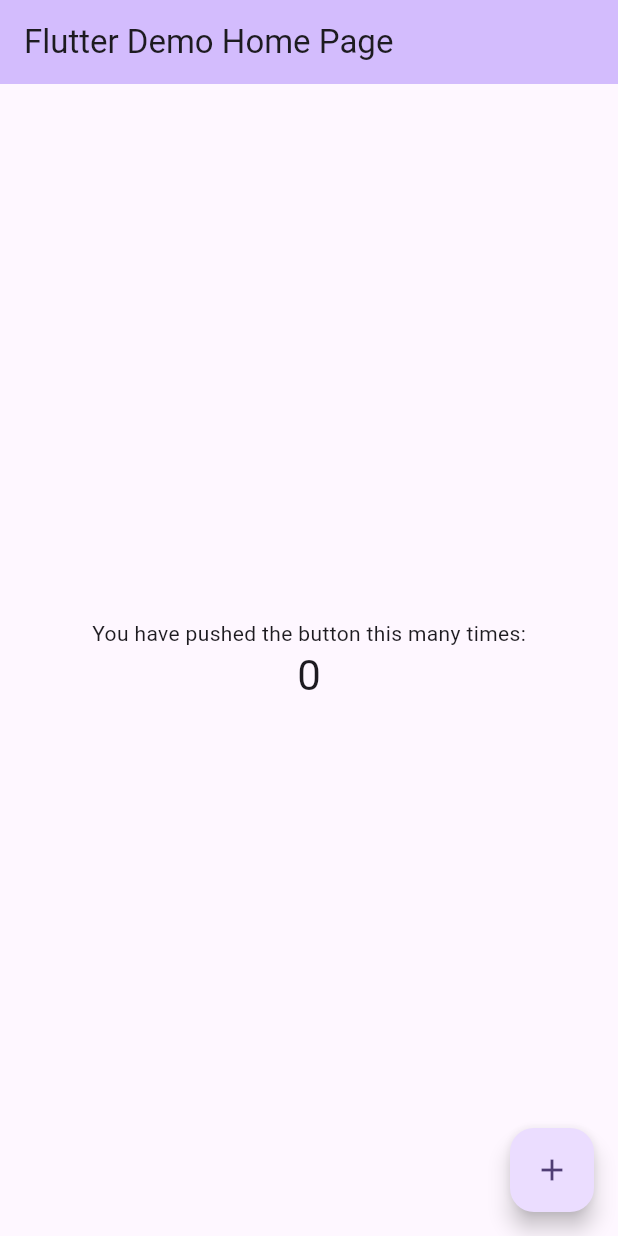
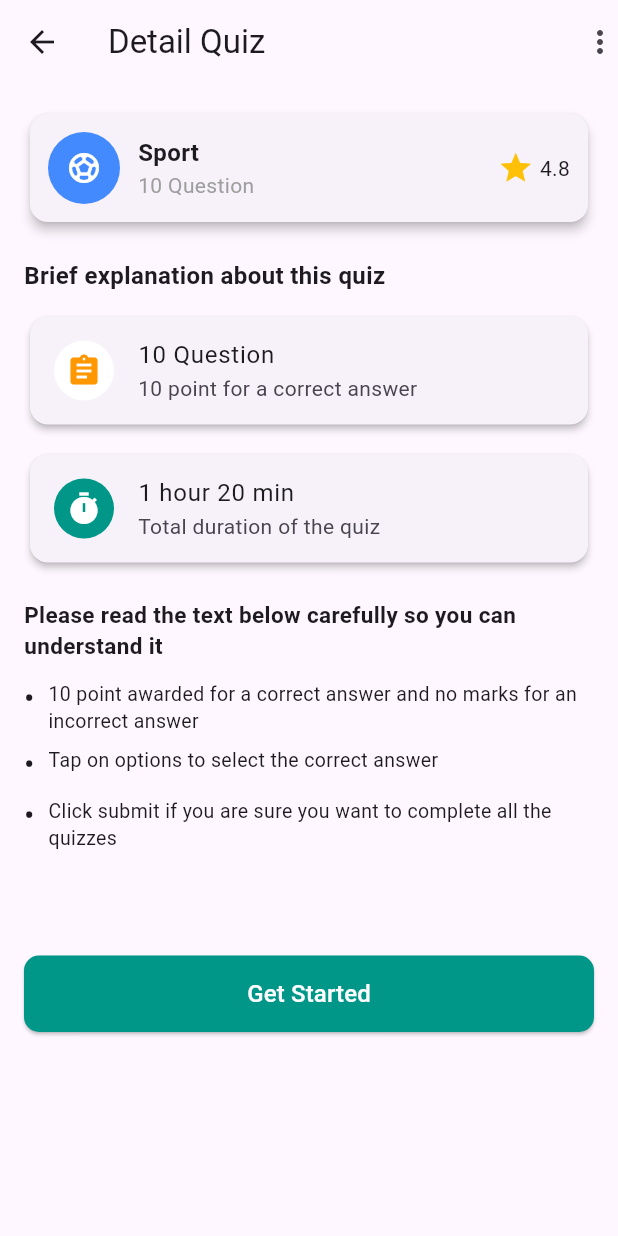
Before and after one commit to faizakiran6357/quiz-app, a Flutter app: the screen it shows after launch, on a phone screen of 412 x 824 dp. Run offline on Flutter 3.47's test engine with Material 3 defaults, Android fonts, the phone set to English and light mode, and no system bars.

Commit message:
Added Detail Quiz screen UI

```diff
--- /dev/null
+++ b/lib/Detail _Screen.dart
@@ -0,0 +1,188 @@
+import 'package:flutter/material.dart';
+
+class DetailScreen extends StatelessWidget {
+  const DetailScreen({super.key});
+
+  @override
+  Widget build(BuildContext context) {
+    return Scaffold(
+      appBar: AppBar(
+        title:  Text("Detail Quiz"),
+        leading: IconButton(
+          icon:  Icon(Icons.arrow_back),
+          onPressed: () {
+            Navigator.pop(context);
+          },
+        ),
+        actions:[
+          Icon(Icons.more_vert),
+        ],
+      ),
+      body: SingleChildScrollView(
+        padding: EdgeInsets.all(16.0),
+        child: Column(
+          crossAxisAlignment: CrossAxisAlignment.start,
+          children: [
+            Card(
+              shape: RoundedRectangleBorder(
+                  borderRadius: BorderRadius.circular(12)),
+              elevation: 3,
+              child: Padding(
+                padding: const EdgeInsets.all(12),
+                child: Row(
+                  mainAxisAlignment: MainAxisAlignment.spaceBetween,
+                  children: [
+                    Row(
+                      children: [
+                         CircleAvatar(
+                          radius: 24,
+                          backgroundColor: Colors.blueAccent,
+                          child: Icon(Icons.sports_soccer, color: Colors.white),
+                        ),
+                         SizedBox(width: 12),
+                        Column(
+                          crossAxisAlignment: CrossAxisAlignment.start,
+                          children: [
+                            Text("Sport",
+                                style: TextStyle(
+                                    fontSize: 16, fontWeight: FontWeight.bold)),
+                            Text("10 Question",
+                                style: TextStyle(color: Colors.grey)),
+                          ],
+                        ),
+                      ],
+                    ),
+                    Row(
+                      children: [
+                        Icon(Icons.star, color: Colors.amber),
+                        SizedBox(width: 4),
+                        Text("4.8"),
+                      ],
+                    ),
+                  ],
+                ),
+              ),
+            ),
+
+            SizedBox(height: 20),
+            Text(
+              "Brief explanation about this quiz",
+              style: TextStyle(fontSize: 16, fontWeight: FontWeight.bold),
+            ),
+             SizedBox(height: 12),
+
+            Card(
+              shape: RoundedRectangleBorder(
+                  borderRadius: BorderRadius.circular(12)),
+              elevation: 2,
+              child: ListTile(
+                leading: CircleAvatar(
+                  backgroundColor: Colors.white,
+                  child: Icon(Icons.assignment, color: Colors.orange),
+                ),
+                title:  Text("10 Question"),
+                subtitle:  Text("10 point for a correct answer"),
+              ),
+            ),
+
+             SizedBox(height: 12),
+
+            Card(
+              shape: RoundedRectangleBorder(
+                  borderRadius: BorderRadius.circular(12)),
+              elevation: 2,
+              child: ListTile(
+                leading: CircleAvatar(
+                  backgroundColor: Colors.teal,
+                  child: Icon(Icons.timer, color: Colors.white),
+                ),
+                title: Text("1 hour 20 min"),
+                subtitle: Text("Total duration of the quiz"),
+              ),
+            ),
+
+             SizedBox(height: 20),
+
+     // instructions text
+       Column(
+  crossAxisAlignment: CrossAxisAlignment.start,
+  children: [
+     Text(
+      "Please read the text below carefully so you can understand it",
+      style: TextStyle(fontWeight: FontWeight.bold, fontSize: 15),
+    ),
+      SizedBox(height: 12),
+
+    //First point
+    Row(
+      crossAxisAlignment: CrossAxisAlignment.start,
+      children:[
+        Text("•  ", style: TextStyle(fontSize: 18, fontWeight: FontWeight.bold)),
+        Expanded(
+          child: Text(
+            "10 point awarded for a correct answer and no marks for an incorrect answer",
+            style: TextStyle(fontSize: 13, height: 1.4),
+          ),
+        ),
+      ],
+    ),
+    SizedBox(height: 8),
+
+    //Second point
+    Row(
+      crossAxisAlignment: CrossAxisAlignment.start,
+      children:[
+        Text("•  ", style: TextStyle(fontSize: 18, fontWeight: FontWeight.bold)),
+        Expanded(
+          child: Text(
+            "Tap on options to select the correct answer",
+            style: TextStyle(fontSize: 13, height: 1.4),
+          ),
+        ),
+      ],
+    ),
+    SizedBox(height: 8),
+
+    //Third point
+    Row(
+      crossAxisAlignment: CrossAxisAlignment.start,
+      children:[
+        Text("•  ", style: TextStyle(fontSize: 18, fontWeight: FontWeight.bold)),
+        Expanded(
+          child: Text(
+            "Click submit if you are sure you want to complete all the quizzes",
+            style: TextStyle(fontSize: 13, height: 1.4),
+          ),
+        ),
+      ],
+    ),
+  ],
+),
+      SizedBox(height: 70),
+
+            // Button
+            SizedBox(
+              width: double.infinity,
+              child: ElevatedButton(
+                onPressed: () {
+
+                },
+                style: ElevatedButton.styleFrom(
+                  backgroundColor: Colors.teal,
+                  padding: EdgeInsets.symmetric(vertical: 14),
+                  shape: RoundedRectangleBorder(
+                    borderRadius: BorderRadius.circular(10),
+                  ),
+                ),
+                child:Text(
+                  "Get Started",
+                  style: TextStyle(fontSize: 16, color: Colors.white),
+                ),
+              ),
+            ),
+          ],
+        ),
+      ),
+    );
+  }
+}
--- a/lib/main.dart
+++ b/lib/main.dart
@@ -1,4 +1,6 @@
 import 'package:flutter/material.dart';
+import 'package:quiz_app/Detail%20_Screen.dart';
+
 
 void main() {
   runApp(const MyApp());
@@ -7,116 +9,12 @@ void main() {
 class MyApp extends StatelessWidget {
   const MyApp({super.key});
 
-  // This widget is the root of your application.
   @override
   Widget build(BuildContext context) {
     return MaterialApp(
-      title: 'Flutter Demo',
-      theme: ThemeData(
-        // This is the theme of your application.
-        //
-        // TRY THIS: Try running your application with "flutter run". You'll see
-        // the application has a purple toolbar. Then, without quitting the app,
-        // try changing the seedColor in the colorScheme below to Colors.green
-        // and then invoke "hot reload" (save your changes or press the "hot
-        // reload" button in a Flutter-supported IDE, or press "r" if you used
-        // the command line to start the app).
-        //
-        // Notice that the counter didn't reset back to zero; the application
-        // state is not lost during the reload. To reset the state, use hot
-        // restart instead.
-        //
-        // This works for code too, not just values: Most code changes can be
-        // tested with just a hot reload.
-        colorScheme: ColorScheme.fromSeed(seedColor: Colors.deepPurple),
-      ),
-      home: const MyHomePage(title: 'Flutter Demo Home Page'),
+      debugShowCheckedModeBanner: false,
+      title: 'Quiz App',
+      home: const DetailScreen()
     );
   }
 }
-
-class MyHomePage extends StatefulWidget {
-  const MyHomePage({super.key, required this.title});
-
-  // This widget is the home page of your application. It is stateful, meaning
-  // that it has a State object (defined below) that contains fields that affect
-  // how it looks.
-
-  // This class is the configuration for the state. It holds the values (in this
-  // case the title) provided by the parent (in this case the App widget) and
-  // used by the build method of the State. Fields in a Widget subclass are
-  // always marked "final".
-
-  final String title;
-
-  @override
-  State<MyHomePage> createState() => _MyHomePageState();
-}
-
-class _MyHomePageState extends State<MyHomePage> {
-  int _counter = 0;
-
-  void _incrementCounter() {
-    setState(() {
-      // This call to setState tells the Flutter framework that something has
-      // changed in this State, which causes it to rerun the build method below
-      // so that the display can reflect the updated values. If we changed
-      // _counter without calling setState(), then the build method would not be
-      // called again, and so nothing would appear to happen.
-      _counter++;
-    });
-  }
-
-  @override
-  Widget build(BuildContext context) {
-    // This method is rerun every time setState is called, for instance as done
-    // by the _incrementCounter method above.
-    //
-    // The Flutter framework has been optimized to make rerunning build methods
-    // fast, so that you can just rebuild anything that needs updating rather
-    // than having to individually change instances of widgets.
-    return Scaffold(
-      appBar: AppBar(
-        // TRY THIS: Try changing the color here to a specific color (to
-        // Colors.amber, perhaps?) and trigger a hot reload to see the AppBar
-        // change color while the other colors stay the same.
-        backgroundColor: Theme.of(context).colorScheme.inversePrimary,
-        // Here we take the value from the MyHomePage object that was created by
-        // the App.build method, and use it to set our appbar title.
-        title: Text(widget.title),
-      ),
-      body: Center(
-        // Center is a layout widget. It takes a single child and positions it
-        // in the middle of the parent.
-        child: Column(
-          // Column is also a layout widget. It takes a list of children and
-          // arranges them vertically. By default, it sizes itself to fit its
-          // children horizontally, and tries to be as tall as its parent.
-          //
-          // Column has various properties to control how it sizes itself and
-          // how it positions its children. Here we use mainAxisAlignment to
-          // center the children vertically; the main axis here is the vertical
-          // axis because Columns are vertical (the cross axis would be
-          // horizontal).
-          //
-          // TRY THIS: Invoke "debug painting" (choose the "Toggle Debug Paint"
-          // action in the IDE, or press "p" in the console), to see the
-          // wireframe for each widget.
-          mainAxisAlignment: MainAxisAlignment.center,
-          children: <Widget>[
-            const Text('You have pushed the button this many times:'),
-            Text(
-              '$_counter',
-              style: Theme.of(context).textTheme.headlineMedium,
-            ),
-          ],
-        ),
-      ),
-      floatingActionButton: FloatingActionButton(
-        onPressed: _incrementCounter,
-        tooltip: 'Increment',
-        child: const Icon(Icons.add),
-      ), // This trailing comma makes auto-formatting nicer for build methods.
-    );
-  }
-}
```
